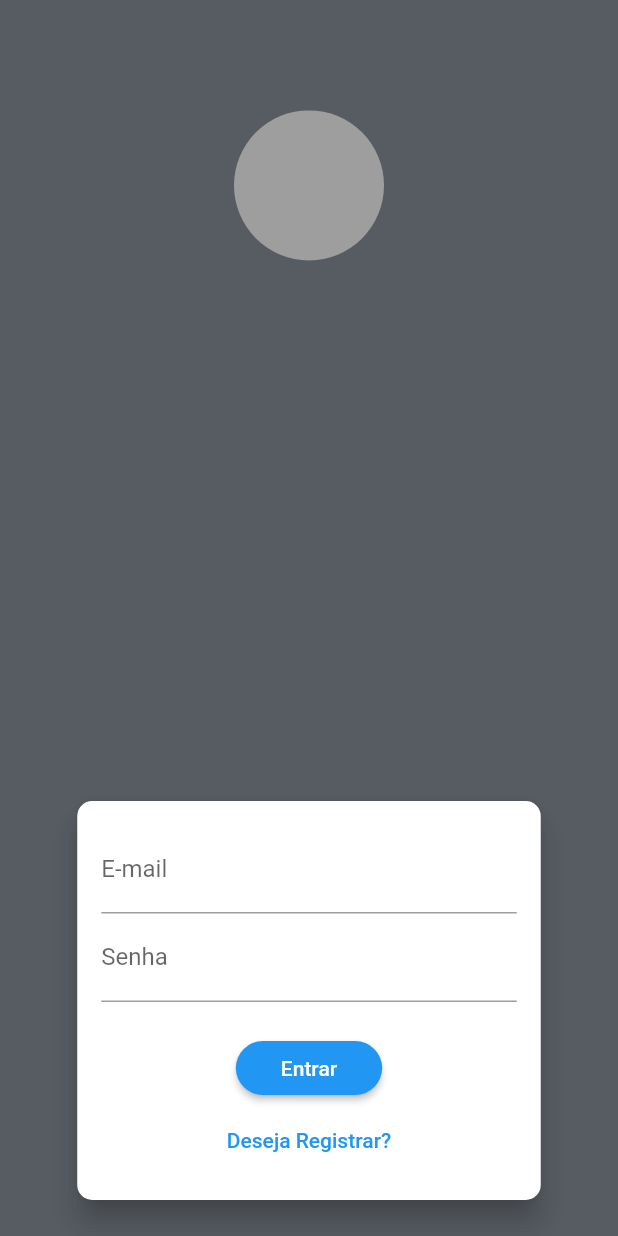
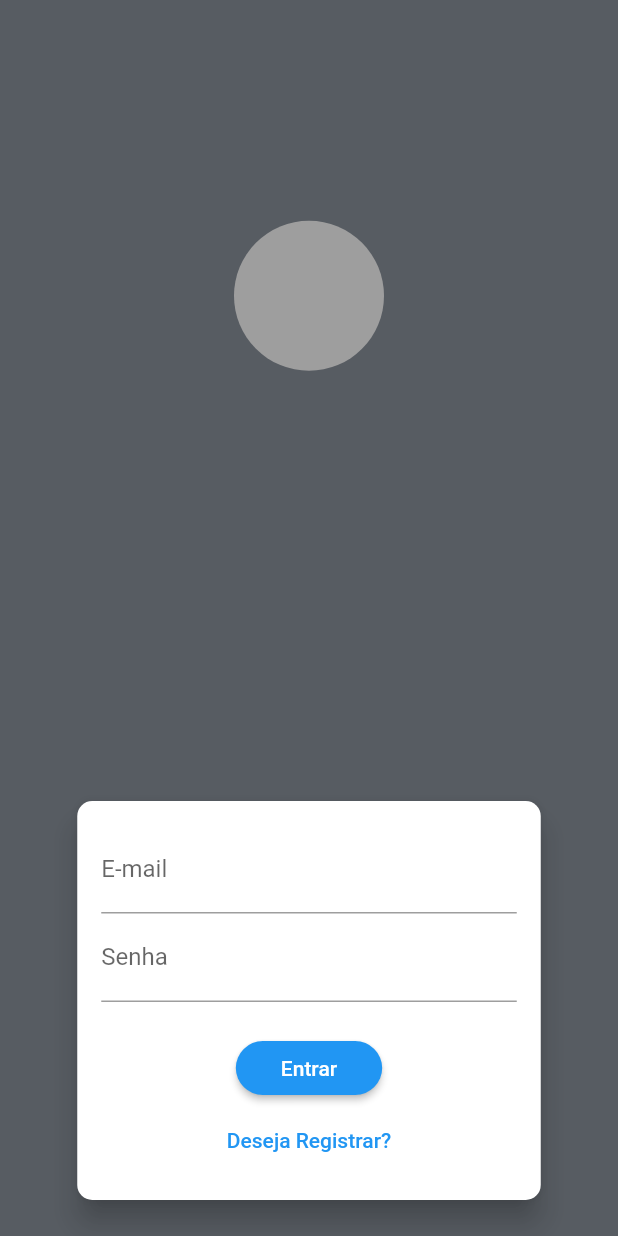
Before and after one commit to Andreibono/tcc_front, a Flutter app: the screen it shows after launch, on a phone screen of 412 x 824 dp. Run offline on Flutter 3.47's test engine with Material 2 defaults, Android fonts, the phone set to English and light mode, and no system bars.

Commit message:
centralizando logo

```diff
--- a/lib/screens/login_screen.dart
+++ b/lib/screens/login_screen.dart
@@ -21,6 +21,7 @@ class LoginScreen extends StatelessWidget {
             height: avaibleHeight * 0.3,
             child: Row(
               mainAxisAlignment: MainAxisAlignment.center,
+              crossAxisAlignment: CrossAxisAlignment.end,
               children: [
                 Container (
                   width: 100,
```
